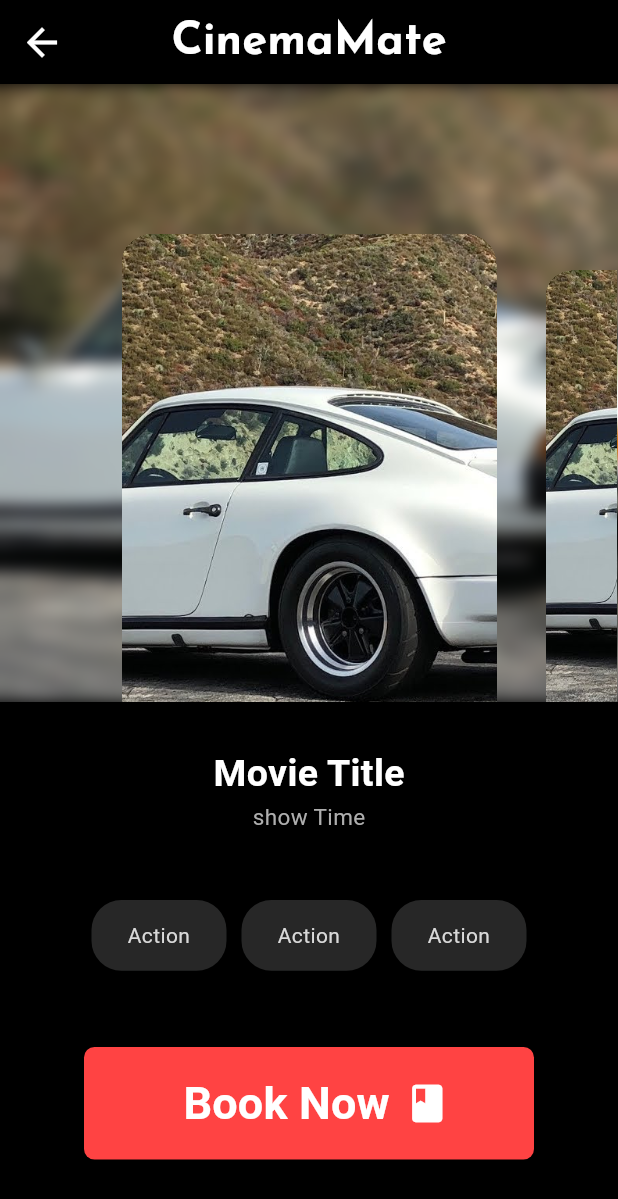
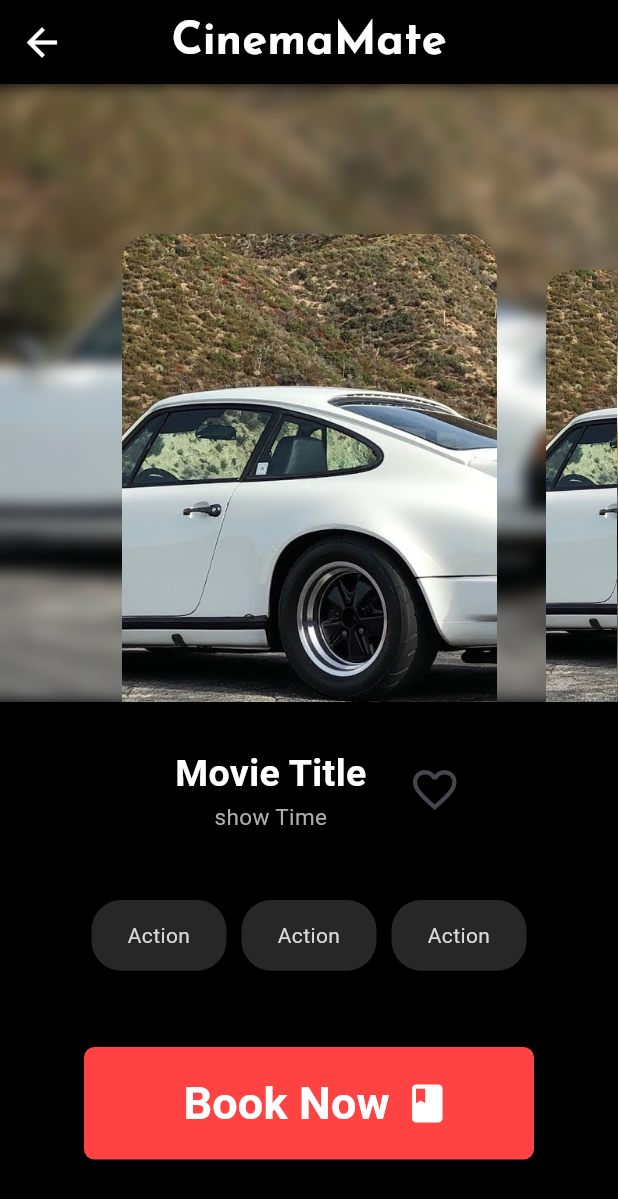
Before and after one commit to da-wit/flutter-2024-CinemaMate, a Flutter app: the CinemaMovieList screen opened directly, on a phone screen of 412 x 824 dp. Shown: the top 1199 px of the screen. Run offline on Flutter 3.47's test engine with Material 3 defaults, Android fonts, the phone set to English and light mode, and no system bars; drawn by our look-alikes of carousel_slider; our stand-ins replace google_fonts, transparent_image.

Commit message:
Added like button in movie list screen

```diff
--- a/cinema_mate/lib/presentation/screens/user/cinema_movies_list.dart
+++ b/cinema_mate/lib/presentation/screens/user/cinema_movies_list.dart
@@ -55,7 +55,7 @@ class _CinemaMovieListState extends State<CinemaMovieList> {
       body: SingleChildScrollView(
         child: Column(
           children: [
-            Container(
+            SizedBox(
               height: MediaQuery.of(context).size.height * 0.5,
               child: Stack(
                 children: [
@@ -124,6 +124,12 @@ class _CinemaMovieListState extends State<CinemaMovieList> {
                 mainAxisAlignment: MainAxisAlignment.spaceAround,
                 crossAxisAlignment: CrossAxisAlignment.center,
                 children: [
+                  Row(
+                    mainAxisAlignment: MainAxisAlignment.center,
+                    children: [
+                      const SizedBox(width: 20),
+                      Column(
+                        children: [
                           Text(
                             'Movie Title',
                             style: TextStyle(
@@ -134,7 +140,20 @@ class _CinemaMovieListState extends State<CinemaMovieList> {
                           ),
                           Text(
                             'show Time',
-                    style: TextStyle(fontSize: 15, color: appColor.grey),
+                            style:
+                                TextStyle(fontSize: 15, color: appColor.grey),
+                          ),
+                        ],
+                      ),
+                      const SizedBox(width: 20),
+                      IconButton(
+                        onPressed: () {},
+                        icon: const Icon(
+                          Icons.favorite_border,
+                          size: 35,
+                        ),
+                      )
+                    ],
                   ),
                   const SizedBox(height: 40),
                   Expanded(
```
Lines whose indentation alone changed are shown as unchanged.
